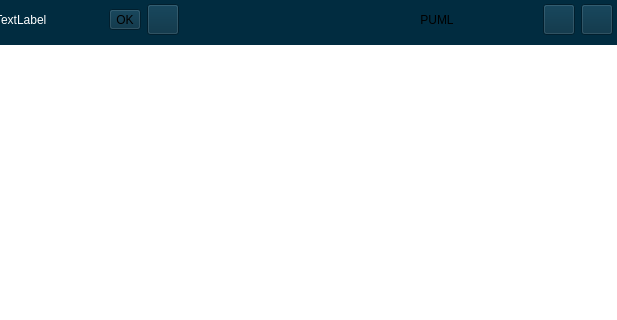
Qt form VirtualTuringMachine/mainwindow.ui (DVDemon/VTM) before a commit; both pictures show x 85 to 702 and y 0 to 320 of the 816 by 426 pixel window.
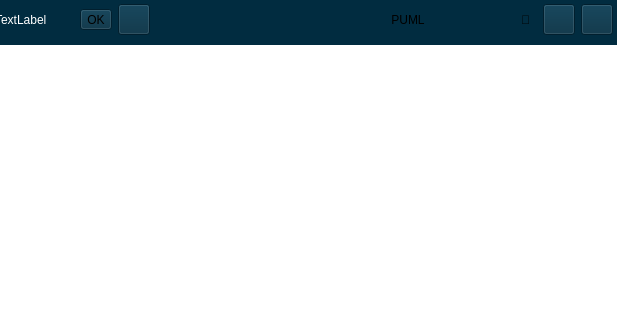
The same form after that commit. Icons and pictures are not drawn.

Commit message: colot themes and sync web and qt versions

Diff of the .ui file:
```diff
--- a/VirtualTuringMachine/mainwindow.ui
+++ b/VirtualTuringMachine/mainwindow.ui
@@ -522,6 +522,34 @@
          </property>
         </widget>
        </item>
+       <item>
+        <widget class="QToolButton" name="button_theme">
+         <property name="toolTip">
+          <string>Dark theme</string>
+         </property>
+         <property name="text">
+          <string>🌙</string>
+         </property>
+         <property name="checkable">
+          <bool>true</bool>
+         </property>
+         <property name="iconSize">
+          <size>
+           <width>24</width>
+           <height>24</height>
+          </size>
+         </property>
+         <property name="toolButtonStyle">
+          <enum>Qt::ToolButtonTextOnly</enum>
+         </property>
+         <property name="autoRaise">
+          <bool>true</bool>
+         </property>
+         <property name="name" stdset="0">
+          <string>button_theme</string>
+         </property>
+        </widget>
+       </item>
        <item>
         <widget class="QToolButton" name="button_debug_run">
          <property name="styleSheet">
```
The commit also changes 64 other files.
